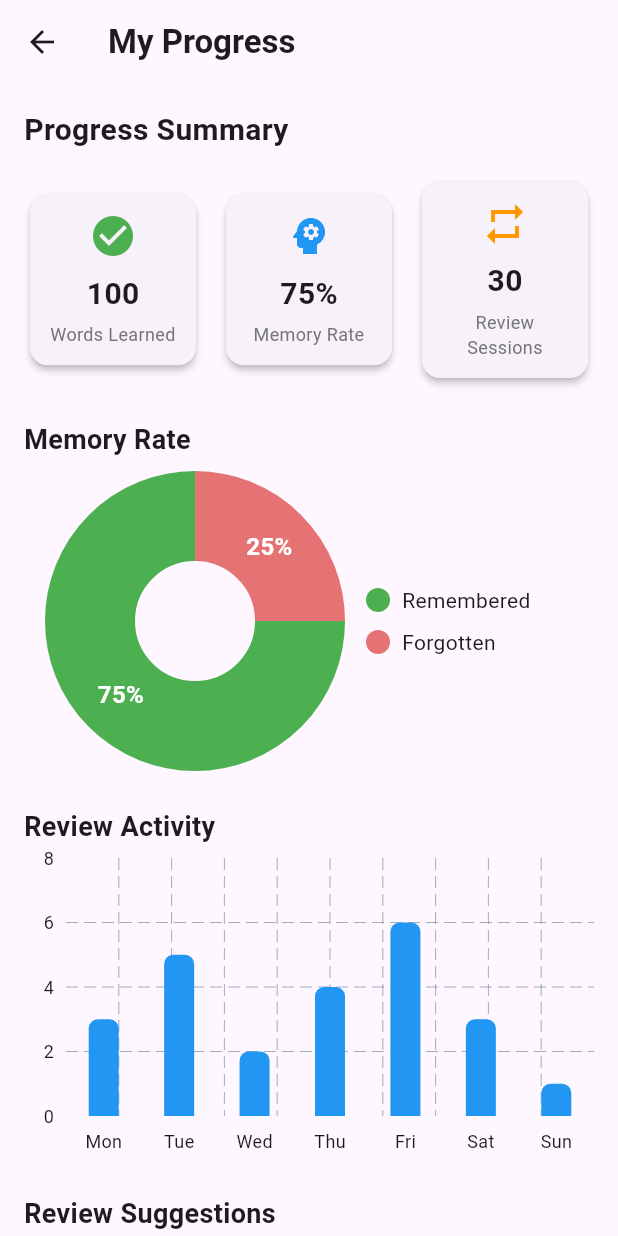
After one commit to trungnotchung/flash_ability, a Flutter app: the ProgressScreen screen opened directly, on a phone screen of 412 x 824 dp. The commit adds this screen. Run offline on Flutter 3.47's test engine with Material 3 defaults, Android fonts, the light colour scheme and no system bars; drawn by our look-alikes of fl_chart.

Commit message:
resolve conflict

```diff
--- a/lib/screens/main_screen.dart
+++ b/lib/screens/main_screen.dart
@@ -2,6 +2,7 @@ import 'package:flash_ability/screens/learning/learning.dart';
 import 'package:flutter/material.dart';
 import 'home_page.dart';
 import 'placeholder_screen.dart';
+import 'progress_screen.dart';
 
 class MainScreen extends StatefulWidget {
   const MainScreen({super.key});
@@ -17,6 +18,8 @@ class _MainScreenState extends State<MainScreen> {
     const HomePage(),
     const LearningScreen(),
     const PlaceholderScreen(title: 'Management'),
+    const PlaceholderScreen(title: 'Learning'),
+    const ProgressScreen(), // Changed from PlaceholderScreen to ProgressScreen
     const PlaceholderScreen(title: 'Profile'),
   ];
 
@@ -48,9 +51,9 @@ class _MainScreenState extends State<MainScreen> {
             label: 'Learning',
           ),
           BottomNavigationBarItem(
-            icon: Icon(Icons.grid_view_outlined),
-            activeIcon: Icon(Icons.grid_view),
-            label: 'Management',
+            icon: Icon(Icons.bar_chart_outlined),
+            activeIcon: Icon(Icons.bar_chart),
+            label: 'Progress',
           ),
           BottomNavigationBarItem(
             icon: Icon(Icons.person_outline),
--- /dev/null
+++ b/lib/screens/progress_screen.dart
@@ -0,0 +1,399 @@
+import 'package:flutter/material.dart';
+import 'package:fl_chart/fl_chart.dart';
+
+class ProgressScreen extends StatelessWidget {
+  const ProgressScreen({super.key});
+
+  @override
+  Widget build(BuildContext context) {
+    // Mock data for progress metrics
+    const int wordsLearned = 100;
+    const double memoryRate = 0.75; // 75%
+    const int reviewSessions = 30;
+
+    // Mock data for review suggestions
+    final List<Map<String, String>> reviewSuggestions = [
+      {'word': 'Father', 'dueIn': '2 hours'},
+      {'word': 'Mother', 'dueIn': '1 day'},
+      {'word': 'Brother', 'dueIn': '3 days'},
+      {'word': 'Lion', 'dueIn': '5 days'},
+    ];
+
+    // Mock data for review activity
+    final List<Map<String, dynamic>> reviewActivity = [
+      {'day': 'Mon', 'count': 3},
+      {'day': 'Tue', 'count': 5},
+      {'day': 'Wed', 'count': 2},
+      {'day': 'Thu', 'count': 4},
+      {'day': 'Fri', 'count': 6},
+      {'day': 'Sat', 'count': 3},
+      {'day': 'Sun', 'count': 1},
+    ];
+
+    return Scaffold(
+      appBar: AppBar(
+        title: const Text(
+          'My Progress',
+          style: TextStyle(fontWeight: FontWeight.bold),
+        ),
+        leading: IconButton(
+          icon: const Icon(Icons.arrow_back),
+          onPressed: () => Navigator.of(context).pop(),
+        ),
+      ),
+      body: SingleChildScrollView(
+        child: Padding(
+          padding: const EdgeInsets.all(16.0),
+          child: Column(
+            crossAxisAlignment: CrossAxisAlignment.start,
+            children: [
+              // Progress Summary Metrics
+              const Text(
+                'Progress Summary',
+                style: TextStyle(fontSize: 20, fontWeight: FontWeight.bold),
+              ),
+              const SizedBox(height: 16),
+
+              // Metrics Cards
+              Row(
+                children: [
+                  // Words Learned
+                  Expanded(
+                    child: _buildMetricCard(
+                      context,
+                      'Words Learned',
+                      wordsLearned.toString(),
+                      Icons.check_circle,
+                      Colors.green,
+                    ),
+                  ),
+                  const SizedBox(width: 12),
+
+                  // Memory Rate
+                  Expanded(
+                    child: _buildMetricCard(
+                      context,
+                      'Memory Rate',
+                      '${(memoryRate * 100).toInt()}%',
+                      Icons.psychology,
+                      Colors.blue,
+                    ),
+                  ),
+                  const SizedBox(width: 12),
+
+                  // Review Sessions
+                  Expanded(
+                    child: _buildMetricCard(
+                      context,
+                      'Review Sessions',
+                      reviewSessions.toString(),
+                      Icons.repeat,
+                      Colors.orange,
+                    ),
+                  ),
+                ],
+              ),
+
+              const SizedBox(height: 24),
+
+              // Memory Rate Pie Chart
+              const Text(
+                'Memory Rate',
+                style: TextStyle(fontSize: 18, fontWeight: FontWeight.bold),
+              ),
+              const SizedBox(height: 8),
+              SizedBox(
+                height: 200,
+                child: Row(
+                  children: [
+                    // Pie Chart
+                    Expanded(
+                      flex: 3,
+                      child: _buildMemoryRatePieChart(memoryRate),
+                    ),
+
+                    // Legend
+                    Expanded(
+                      flex: 2,
+                      child: Column(
+                        mainAxisAlignment: MainAxisAlignment.center,
+                        crossAxisAlignment: CrossAxisAlignment.start,
+                        children: [
+                          _buildLegendItem('Remembered', Colors.green),
+                          const SizedBox(height: 8),
+                          _buildLegendItem('Forgotten', Colors.red.shade300),
+                        ],
+                      ),
+                    ),
+                  ],
+                ),
+              ),
+
+              const SizedBox(height: 24),
+
+              // Review Activity Bar Chart
+              const Text(
+                'Review Activity',
+                style: TextStyle(fontSize: 18, fontWeight: FontWeight.bold),
+              ),
+              const SizedBox(height: 8),
+              SizedBox(
+                height: 200,
+                child: _buildReviewActivityBarChart(reviewActivity),
+              ),
+
+              const SizedBox(height: 24),
+
+              // Review Suggestions
+              const Text(
+                'Review Suggestions',
+                style: TextStyle(fontSize: 18, fontWeight: FontWeight.bold),
+              ),
+              const SizedBox(height: 8),
+              const Text(
+                'Words you may forget soon:',
+                style: TextStyle(fontSize: 14, color: Colors.grey),
+              ),
+              const SizedBox(height: 12),
+
+              // Review Suggestions List
+              ...reviewSuggestions.map(
+                (suggestion) => _buildReviewSuggestionItem(context, suggestion),
+              ),
+
+              // Bottom padding
+              const SizedBox(height: 24),
+            ],
+          ),
+        ),
+      ),
+    );
+  }
+
+  Widget _buildMetricCard(
+    BuildContext context,
+    String label,
+    String value,
+    IconData icon,
+    Color color,
+  ) {
+    return Card(
+      elevation: 2,
+      shape: RoundedRectangleBorder(borderRadius: BorderRadius.circular(12)),
+      child: Padding(
+        padding: const EdgeInsets.all(12.0),
+        child: Column(
+          children: [
+            Icon(icon, color: color, size: 32),
+            const SizedBox(height: 8),
+            Text(
+              value,
+              style: const TextStyle(fontSize: 20, fontWeight: FontWeight.bold),
+            ),
+            const SizedBox(height: 4),
+            Text(
+              label,
+              style: TextStyle(fontSize: 12, color: Colors.grey[600]),
+              textAlign: TextAlign.center,
+            ),
+          ],
+        ),
+      ),
+    );
+  }
+
+  Widget _buildMemoryRatePieChart(double memoryRate) {
+    return PieChart(
+      PieChartData(
+        sectionsSpace: 0,
+        centerSpaceRadius: 40,
+        sections: [
+          PieChartSectionData(
+            color: Colors.green,
+            value: memoryRate * 100,
+            title: '${(memoryRate * 100).toInt()}%',
+            radius: 60,
+            titleStyle: const TextStyle(
+              fontSize: 16,
+              fontWeight: FontWeight.bold,
+              color: Colors.white,
+            ),
+          ),
+          PieChartSectionData(
+            color: Colors.red.shade300,
+            value: (1 - memoryRate) * 100,
+            title: '${((1 - memoryRate) * 100).toInt()}%',
+            radius: 60,
+            titleStyle: const TextStyle(
+              fontSize: 16,
+              fontWeight: FontWeight.bold,
+              color: Colors.white,
+            ),
+          ),
+        ],
+      ),
+    );
+  }
+
+  Widget _buildLegendItem(String label, Color color) {
+    return Row(
+      children: [
+        Container(
+          width: 16,
+          height: 16,
+          decoration: BoxDecoration(color: color, shape: BoxShape.circle),
+        ),
+        const SizedBox(width: 8),
+        Text(label, style: const TextStyle(fontSize: 14)),
+      ],
+    );
+  }
+
+  Widget _buildReviewActivityBarChart(List<Map<String, dynamic>> data) {
+    return BarChart(
+      BarChartData(
+        alignment: BarChartAlignment.spaceAround,
+        maxY: 8,
+        barTouchData: BarTouchData(
+          enabled: true,
+          touchTooltipData: BarTouchTooltipData(
+            tooltipBgColor: Colors.blueGrey,
+            getTooltipItem: (group, groupIndex, rod, rodIndex) {
+              return BarTooltipItem(
+                '${data[groupIndex]['day']}: ${rod.toY.toInt()} sessions',
+                const TextStyle(color: Colors.white),
+              );
+            },
+          ),
+        ),
+        titlesData: FlTitlesData(
+          show: true,
+          bottomTitles: AxisTitles(
+            sideTitles: SideTitles(
+              showTitles: true,
+              getTitlesWidget: (value, meta) {
+                return SideTitleWidget(
+                  axisSide: meta.axisSide,
+                  child: Text(
+                    data[value.toInt()]['day'],
+                    style: const TextStyle(fontSize: 12),
+                  ),
+                );
+              },
+              reservedSize: 28,
+            ),
+          ),
+          leftTitles: AxisTitles(
+            sideTitles: SideTitles(
+              showTitles: true,
+              getTitlesWidget: (value, meta) {
+                if (value % 2 != 0) return const SizedBox();
+                return SideTitleWidget(
+                  axisSide: meta.axisSide,
+                  child: Text(
+                    value.toInt().toString(),
+                    style: const TextStyle(fontSize: 12),
+                  ),
+                );
+              },
+              reservedSize: 28,
+            ),
+          ),
+          topTitles: AxisTitles(sideTitles: SideTitles(showTitles: false)),
+          rightTitles: AxisTitles(sideTitles: SideTitles(showTitles: false)),
+        ),
+        borderData: FlBorderData(show: false),
+        barGroups:
+            data.asMap().entries.map((entry) {
+              final index = entry.key;
+              final item = entry.value;
+              return BarChartGroupData(
+                x: index,
+                barRods: [
+                  BarChartRodData(
+                    toY: item['count'].toDouble(),
+                    color: Colors.blue,
+                    width: 20,
+                    borderRadius: const BorderRadius.only(
+                      topLeft: Radius.circular(6),
+                      topRight: Radius.circular(6),
+                    ),
+                  ),
+                ],
+              );
+            }).toList(),
+      ),
+    );
+  }
+
+  Widget _buildReviewSuggestionItem(
+    BuildContext context,
+    Map<String, String> suggestion,
+  ) {
+    return Card(
+      margin: const EdgeInsets.only(bottom: 8),
+      shape: RoundedRectangleBorder(borderRadius: BorderRadius.circular(12)),
+      child: ListTile(
+        leading: _getVocabIcon(suggestion['word'] ?? ''),
+        title: Text(
+          suggestion['word'] ?? '',
+          style: const TextStyle(fontWeight: FontWeight.bold),
+        ),
+        subtitle: Text(
+          'Due in ${suggestion['dueIn']}',
+          style: TextStyle(fontSize: 12, color: Colors.grey[600]),
+        ),
+        trailing: const Icon(Icons.arrow_forward_ios, size: 16),
+        onTap: () {
+          // TODO: Navigate to flashcard review
+          ScaffoldMessenger.of(context).showSnackBar(
+            SnackBar(
+              content: Text('Review ${suggestion['word']} coming soon!'),
+            ),
+          );
+        },
+      ),
+    );
+  }
+
+  Widget _getVocabIcon(String word) {
+    // Map vocabulary words to appropriate icons
+    IconData iconData;
+    Color iconColor;
+
+    switch (word.toLowerCase()) {
+      case 'father':
+        iconData = Icons.man;
+        iconColor = Colors.blue;
+        break;
+      case 'mother':
+        iconData = Icons.woman;
+        iconColor = Colors.pink;
+        break;
+      case 'brother':
+        iconData = Icons.boy;
+        iconColor = Colors.indigo;
+        break;
+      case 'sister':
+        iconData = Icons.girl;
+        iconColor = Colors.purple;
+        break;
+      case 'lion':
+        iconData = Icons.pets;
+        iconColor = Colors.amber;
+        break;
+      default:
+        iconData = Icons.text_fields;
+        iconColor = Colors.grey;
+    }
+
+    return Container(
+      padding: const EdgeInsets.all(8),
+      decoration: BoxDecoration(
+        color: iconColor.withOpacity(0.2),
+        shape: BoxShape.circle,
+      ),
+      child: Icon(iconData, size: 24, color: iconColor),
+    );
+  }
+}
--- a/pubspec.yaml
+++ b/pubspec.yaml
@@ -36,6 +36,7 @@ dependencies:
   # The following adds the Cupertino Icons font to your application.
   # Use with the CupertinoIcons class for iOS style icons.
   cupertino_icons: ^1.0.8
+  fl_chart: ^0.65.0
 
 dev_dependencies:
   flutter_test:
@@ -60,7 +61,8 @@ flutter:
   uses-material-design: true
 
   # To add assets to your application, add an assets section, like this:
-  # assets:
+  assets:
+    # - assets/images/
   #   - images/a_dot_burr.jpeg
   #   - images/a_dot_ham.jpeg
 
```
Also changed, not shown: pubspec.lock, 1 other file.
